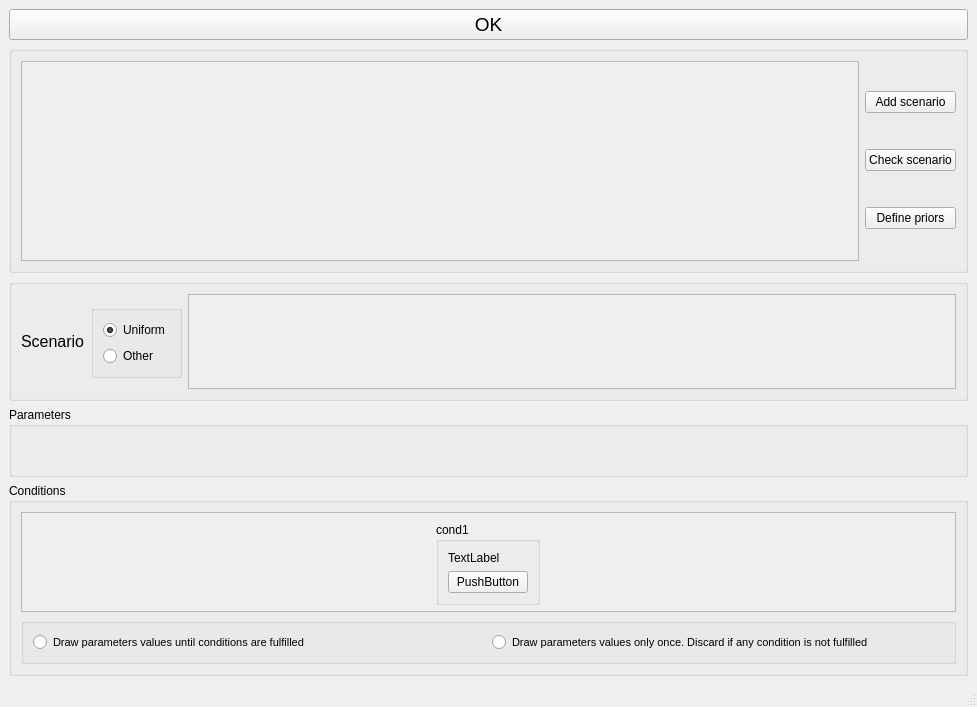
Old version of the form python_interface/uis/setHistoricalModel.ui in the repository cbgp/diyabc.
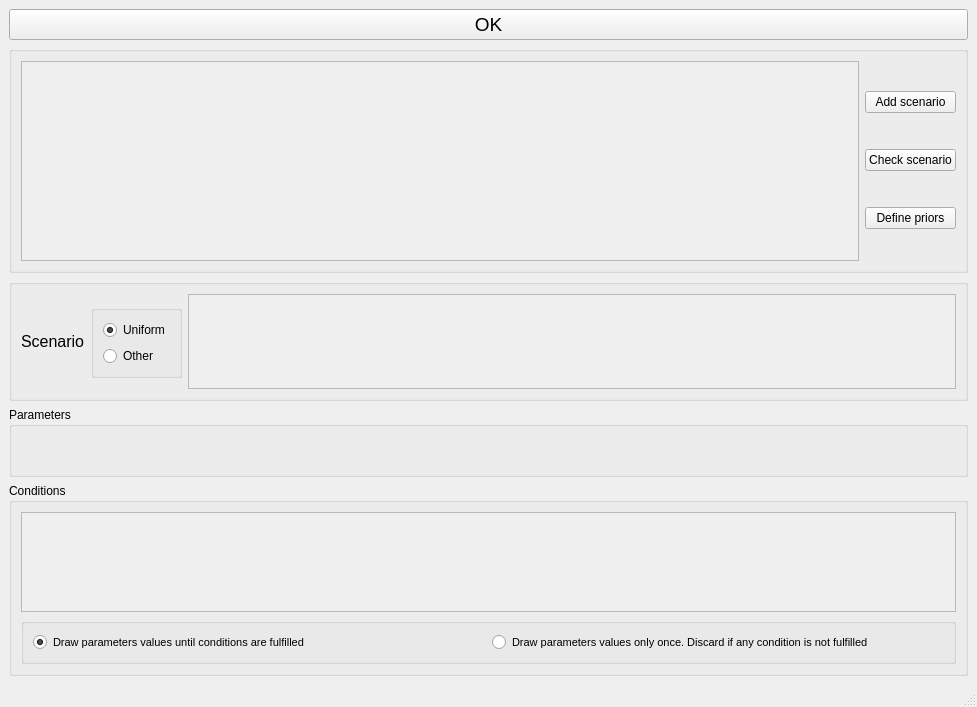
New version of the form.

What changed in the file:
```diff
--- a/python_interface/uis/setHistoricalModel.ui
+++ b/python_interface/uis/setHistoricalModel.ui
@@ -288,52 +288,10 @@
             <x>0</x>
             <y>0</y>
             <width>933</width>
-            <height>102</height>
+            <height>96</height>
            </rect>
           </property>
-          <layout class="QHBoxLayout" name="horizontalLayout_2">
-           <item>
-            <widget class="QGroupBox" name="groupBox_6">
-             <property name="sizePolicy">
-              <sizepolicy hsizetype="Maximum" vsizetype="Preferred">
-               <horstretch>0</horstretch>
-               <verstretch>0</verstretch>
-              </sizepolicy>
-             </property>
-             <property name="title">
-              <string>cond1</string>
-             </property>
-             <layout class="QVBoxLayout" name="verticalLayout_2">
-              <item>
-               <widget class="QLabel" name="label_2">
-                <property name="text">
-                 <string>TextLabel</string>
-                </property>
-               </widget>
-              </item>
-              <item>
-               <widget class="QPushButton" name="pushButton_5">
-                <property name="sizePolicy">
-                 <sizepolicy hsizetype="Maximum" vsizetype="Fixed">
-                  <horstretch>0</horstretch>
-                  <verstretch>0</verstretch>
-                 </sizepolicy>
-                </property>
-                <property name="maximumSize">
-                 <size>
-                  <width>80</width>
-                  <height>16777215</height>
-                 </size>
-                </property>
-                <property name="text">
-                 <string>PushButton</string>
-                </property>
-               </widget>
-              </item>
-             </layout>
-            </widget>
-           </item>
-          </layout>
+          <layout class="QHBoxLayout" name="horizontalLayout_2"/>
          </widget>
         </widget>
        </item>
@@ -353,6 +311,9 @@
             <property name="text">
              <string>Draw parameters values until conditions are fulfilled</string>
             </property>
+            <property name="checked">
+             <bool>true</bool>
+            </property>
            </widget>
           </item>
           <item>
```
